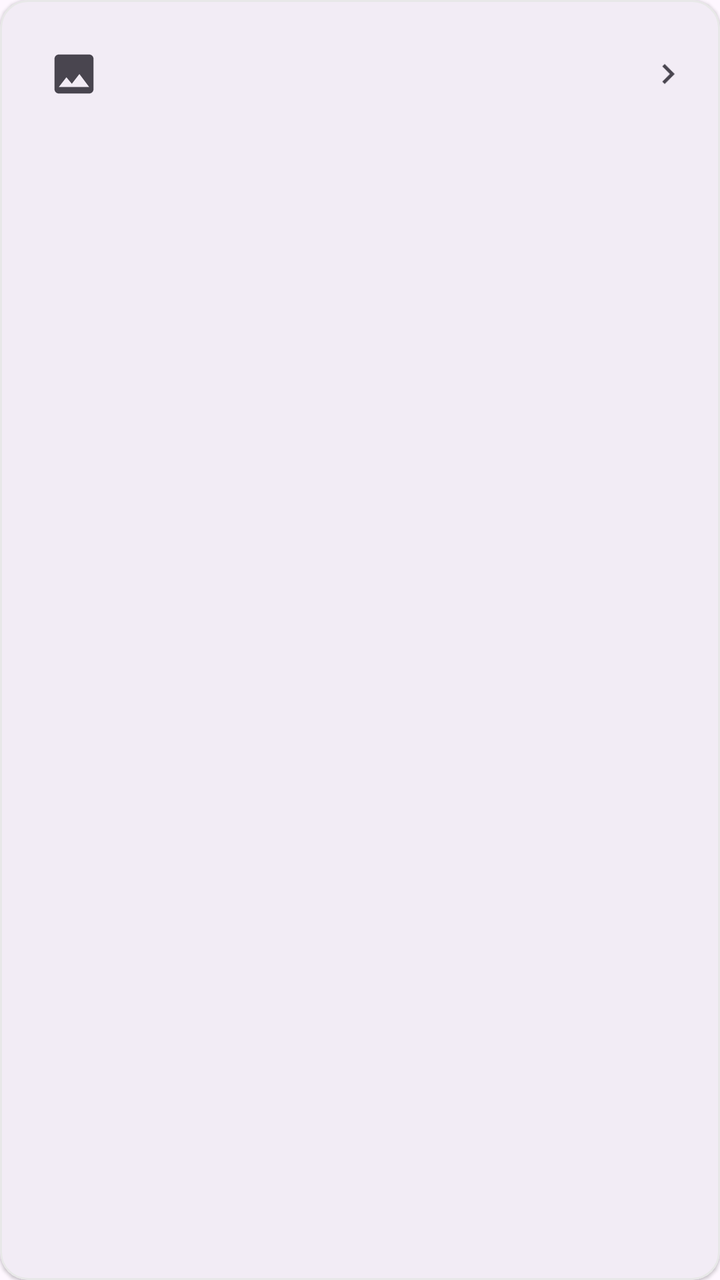
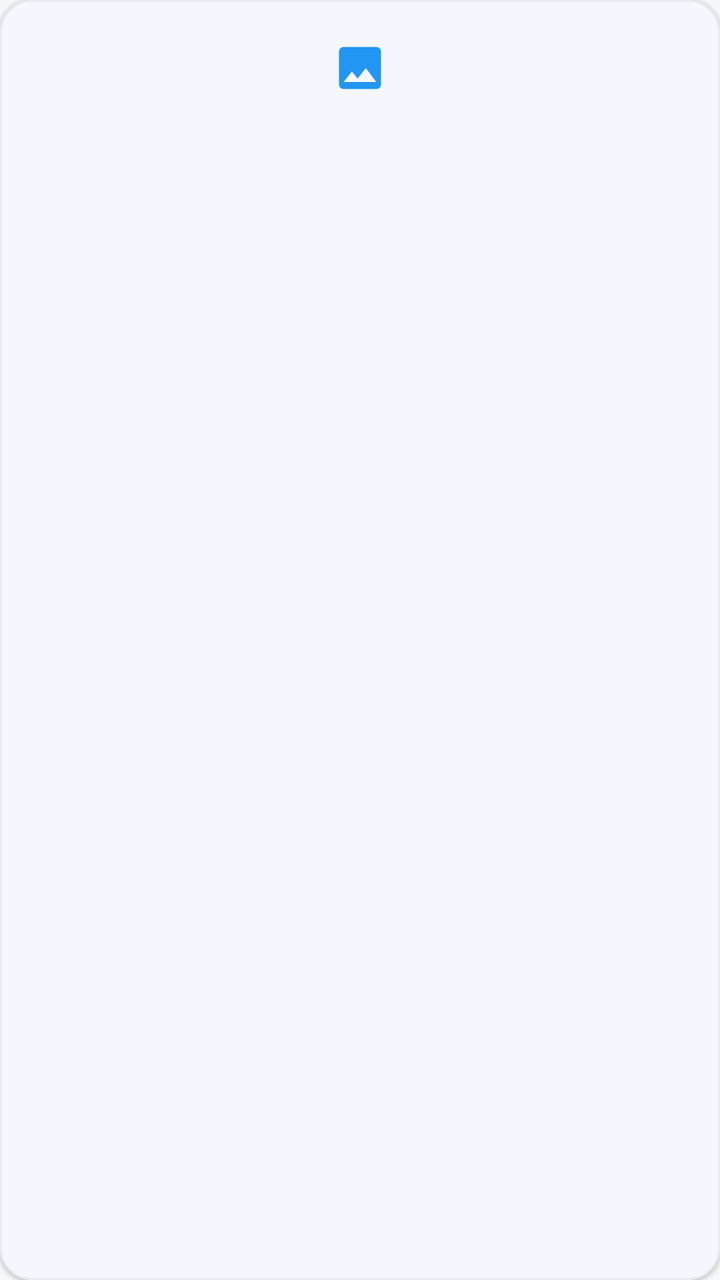

The first picture is an Android layout as it rendered before a commit; the second is the same layout after the commit. The layout source and the unified diff follow.
<!-- AndroidManifest.xml: application theme Theme.FileManagerVIP -->
<!-- res/layout/item_category.xml -->
<?xml version="1.0" encoding="utf-8"?>
<com.google.android.material.card.MaterialCardView
    xmlns:android="http://schemas.android.com/apk/res/android"
    xmlns:app="http://schemas.android.com/apk/res-auto"
    android:layout_width="match_parent"
    android:layout_height="wrap_content"
    android:layout_margin="6dp"
    android:clickable="true"
    android:focusable="true"
    app:cardBackgroundColor="?attr/colorSurface"
    app:cardCornerRadius="14dp"
    app:cardElevation="1dp"
    app:strokeColor="@color/category_stroke"
    app:strokeWidth="1dp">

    <LinearLayout
        android:layout_width="match_parent"
        android:layout_height="wrap_content"
        android:gravity="center_vertical"
        android:orientation="horizontal"
        android:padding="16dp">

        <ImageView
            android:id="@+id/iv_cat_icon"
            android:layout_width="42dp"
            android:layout_height="42dp"
            android:contentDescription="category"
            android:padding="8dp"
            android:src="@drawable/ic_image" />

        <LinearLayout
            android:layout_width="0dp"
            android:layout_height="wrap_content"
            android:layout_marginStart="14dp"
            android:layout_weight="1"
            android:orientation="vertical">

            <TextView
                android:id="@+id/txt_cat_name"
                android:layout_width="match_parent"
                android:layout_height="wrap_content"
                android:textColor="?attr/colorOnSurface"
                android:textSize="15sp"
                android:textStyle="bold" />

            <TextView
                android:id="@+id/txt_cat_count"
                android:layout_width="match_parent"
                android:layout_height="wrap_content"
                android:layout_marginTop="2dp"
                android:textColor="?attr/colorOnSurfaceVariant"
                android:textSize="12sp" />
        </LinearLayout>

        <ImageView
            android:layout_width="20dp"
            android:layout_height="20dp"
            android:contentDescription="arrow"
            android:src="@drawable/ic_chevron"
            app:tint="?attr/colorOnSurfaceVariant" />
    </LinearLayout>
</com.google.android.material.card.MaterialCardView>
<!-- resources referenced by this layout -->
<resources>
  <color name="category_stroke">#E8E8E8</color>
  <!-- drawable ic_chevron (drawable) -->
  <?xml version="1.0" encoding="utf-8"?>
  <vector xmlns:android="http://schemas.android.com/apk/res/android"
      android:width="24dp"
      android:height="24dp"
      android:viewportWidth="24"
      android:viewportHeight="24"
      android:tint="?attr/colorControlNormal">
      <path
          android:fillColor="#FFD700"
          android:pathData="M10,6L8.59,7.41 13.17,12l-4.58,4.59L10,18l6,-6z" />
  </vector>
  <!-- drawable ic_image (drawable) -->
  <?xml version="1.0" encoding="utf-8"?>
  <vector xmlns:android="http://schemas.android.com/apk/res/android"
      android:width="24dp"
      android:height="24dp"
      android:viewportWidth="24"
      android:viewportHeight="24"
      android:tint="?attr/colorControlNormal">
      <path
          android:fillColor="#2196F3"
          android:pathData="M21,19V5c0,-1.1 -0.9,-2 -2,-2H5c-1.1,0 -2,0.9 -2,2v14c0,1.1 0.9,2 2,2h14c1.1,0 2,-0.9 2,-2zM8.5,13.5l2.5,3.01L14.5,12l4.5,6H5l3.5,-4.5z" />
  </vector>
  <style name="Theme.FileManagerVIP" parent="Theme.Material3.DayNight.NoActionBar">
          <item name="colorPrimary">@color/vip_purple</item>
          <item name="colorOnPrimary">@color/white</item>
          <item name="colorSecondary">@color/gold</item>
          <item name="colorOnSecondary">@color/black</item>
          <item name="android:statusBarColor">@color/vip_black</item>
          <item name="android:navigationBarColor">@color/vip_black</item>
      </style>
  <color name="vip_purple">#16213E</color>
  <color name="white">#FFFFFF</color>
  <color name="gold">#FFD700</color>
  <color name="black">#000000</color>
  <color name="vip_black">#1A1A2E</color>
</resources>

<!-- the commit's change to res/layout/item_category.xml (unified diff, before → after) -->
@@ -4,59 +4,53 @@
     xmlns:app="http://schemas.android.com/apk/res-auto"
     android:layout_width="match_parent"
     android:layout_height="wrap_content"
-    android:layout_margin="6dp"
+    android:layout_margin="4dp"
     android:clickable="true"
     android:focusable="true"
     app:cardBackgroundColor="?attr/colorSurface"
-    app:cardCornerRadius="14dp"
+    app:cardCornerRadius="16dp"
     app:cardElevation="1dp"
-    app:strokeColor="@color/category_stroke"
+    app:rippleColor="?attr/colorPrimary"
+    app:strokeColor="?attr/colorOutlineVariant"
     app:strokeWidth="1dp">
 
     <LinearLayout
         android:layout_width="match_parent"
         android:layout_height="wrap_content"
-        android:gravity="center_vertical"
-        android:orientation="horizontal"
-        android:padding="16dp">
+        android:gravity="center"
+        android:orientation="vertical"
+        android:padding="12dp">
 
-        <ImageView
+        <com.google.android.material.imageview.ShapeableImageView
             android:id="@+id/iv_cat_icon"
-            android:layout_width="42dp"
-            android:layout_height="42dp"
+            android:layout_width="44dp"
+            android:layout_height="44dp"
             android:contentDescription="category"
             android:padding="8dp"
-            android:src="@drawable/ic_image" />
+            android:src="@drawable/ic_image"
+            app:backgroundTint="?attr/colorSurfaceVariant"
+            app:shapeAppearanceOverlay="@style/ShapeAppearance.Material3.Corner.Medium" />
 
-        <LinearLayout
-            android:layout_width="0dp"
+        <TextView
+            android:id="@+id/txt_cat_name"
+            android:layout_width="match_parent"
             android:layout_height="wrap_content"
-            android:layout_marginStart="14dp"
-            android:layout_weight="1"
-            android:orientation="vertical">
+            android:layout_marginTop="6dp"
+            android:gravity="center"
+            android:maxLines="1"
+            android:textColor="?attr/colorOnSurface"
+            android:textSize="13sp"
+            android:textStyle="bold" />
 
-            <TextView
-                android:id="@+id/txt_cat_name"
-                android:layout_width="match_parent"
-                android:layout_height="wrap_content"
-                android:textColor="?attr/colorOnSurface"
-                android:textSize="15sp"
-                android:textStyle="bold" />
+        <TextView
+            android:id="@+id/txt_cat_count"
+            android:layout_width="match_parent"
+            android:layout_height="wrap_content"
+            android:layout_marginTop="2dp"
+            android:gravity="center"
+            android:maxLines="1"
+            android:textColor="?attr/colorOnSurfaceVariant"
+            android:textSize="11sp" />
 
-            <TextView
-                android:id="@+id/txt_cat_count"
-                android:layout_width="match_parent"
-                android:layout_height="wrap_content"
-                android:layout_marginTop="2dp"
-                android:textColor="?attr/colorOnSurfaceVariant"
-                android:textSize="12sp" />
-        </LinearLayout>
-
-        <ImageView
-            android:layout_width="20dp"
-            android:layout_height="20dp"
-            android:contentDescription="arrow"
-            android:src="@drawable/ic_chevron"
-            app:tint="?attr/colorOnSurfaceVariant" />
     </LinearLayout>
 </com.google.android.material.card.MaterialCardView>
<!-- resource entries referenced after the edit -->
@@ -1,42 +1,54 @@
 <!-- resources referenced by this layout -->
 <resources>
-  <color name="category_stroke">#E8E8E8</color>
-  <!-- drawable ic_chevron (drawable) -->
-  <?xml version="1.0" encoding="utf-8"?>
-  <vector xmlns:android="http://schemas.android.com/apk/res/android"
-      android:width="24dp"
-      android:height="24dp"
-      android:viewportWidth="24"
-      android:viewportHeight="24"
-      android:tint="?attr/colorControlNormal">
-      <path
-          android:fillColor="#FFD700"
-          android:pathData="M10,6L8.59,7.41 13.17,12l-4.58,4.59L10,18l6,-6z" />
-  </vector>
   <!-- drawable ic_image (drawable) -->
   <?xml version="1.0" encoding="utf-8"?>
   <vector xmlns:android="http://schemas.android.com/apk/res/android"
       android:width="24dp"
       android:height="24dp"
       android:viewportWidth="24"
-      android:viewportHeight="24"
-      android:tint="?attr/colorControlNormal">
+      android:viewportHeight="24">
       <path
-          android:fillColor="#2196F3"
+          android:fillColor="@color/cat_image"
           android:pathData="M21,19V5c0,-1.1 -0.9,-2 -2,-2H5c-1.1,0 -2,0.9 -2,2v14c0,1.1 0.9,2 2,2h14c1.1,0 2,-0.9 2,-2zM8.5,13.5l2.5,3.01L14.5,12l4.5,6H5l3.5,-4.5z" />
   </vector>
-  <style name="Theme.FileManagerVIP" parent="Theme.Material3.DayNight.NoActionBar">
-          <item name="colorPrimary">@color/vip_purple</item>
-          <item name="colorOnPrimary">@color/white</item>
-          <item name="colorSecondary">@color/gold</item>
-          <item name="colorOnSecondary">@color/black</item>
-          <item name="android:statusBarColor">@color/vip_black</item>
-          <item name="android:navigationBarColor">@color/vip_black</item>
+  <style name="Theme.FileManagerVIP" parent="Theme.Material3.Light.NoActionBar">
+          <item name="colorPrimary">@color/primary</item>
+          <item name="colorOnPrimary">@color/on_primary</item>
+          <item name="colorPrimaryContainer">@color/primary_light</item>
+          <item name="colorOnPrimaryContainer">@color/primary_dark</item>
+          <item name="colorSecondary">@color/secondary</item>
+          <item name="colorOnSecondary">@color/on_secondary</item>
+          <item name="colorSecondaryContainer">@color/secondary_light</item>
+          <item name="colorOnSecondaryContainer">@color/secondary_dark</item>
+          <item name="colorTertiary">@color/accent</item>
+          <item name="colorOnTertiary">@color/on_accent</item>
+          <item name="colorSurface">@color/surface_light</item>
+          <item name="colorOnSurface">@color/text_primary_light</item>
+          <item name="colorSurfaceVariant">@color/bg_light</item>
+          <item name="colorOnSurfaceVariant">@color/text_secondary_light</item>
+          <item name="colorOutline">@color/divider_light</item>
+          <item name="colorOutlineVariant">@color/divider_light</item>
+          <item name="android:colorBackground">@color/bg_light</item>
+          <item name="android:statusBarColor">@color/bg_light</item>
+          <item name="android:navigationBarColor">@color/surface_light</item>
+          <item name="android:windowLightStatusBar">true</item>
+          <item name="android:windowBackground">@color/bg_light</item>
       </style>
-  <color name="vip_purple">#16213E</color>
-  <color name="white">#FFFFFF</color>
-  <color name="gold">#FFD700</color>
-  <color name="black">#000000</color>
-  <color name="vip_black">#1A1A2E</color>
+  <color name="cat_image">#2196F3</color>
+  <color name="primary">#3D5AFE</color>
+  <color name="on_primary">#FFFFFF</color>
+  <color name="primary_light">#B2C0FF</color>
+  <color name="primary_dark">#0031CA</color>
+  <color name="secondary">#651FFF</color>
+  <color name="on_secondary">#FFFFFF</color>
+  <color name="secondary_light">#C7B8FF</color>
+  <color name="secondary_dark">#3100B7</color>
+  <color name="accent">#00C853</color>
+  <color name="on_accent">#FFFFFF</color>
+  <color name="surface_light">#FFFFFF</color>
+  <color name="text_primary_light">#1A1C22</color>
+  <color name="bg_light">#F6F7FB</color>
+  <color name="text_secondary_light">#6B7280</color>
+  <color name="divider_light">#EAECF0</color>
 </resources>
 
